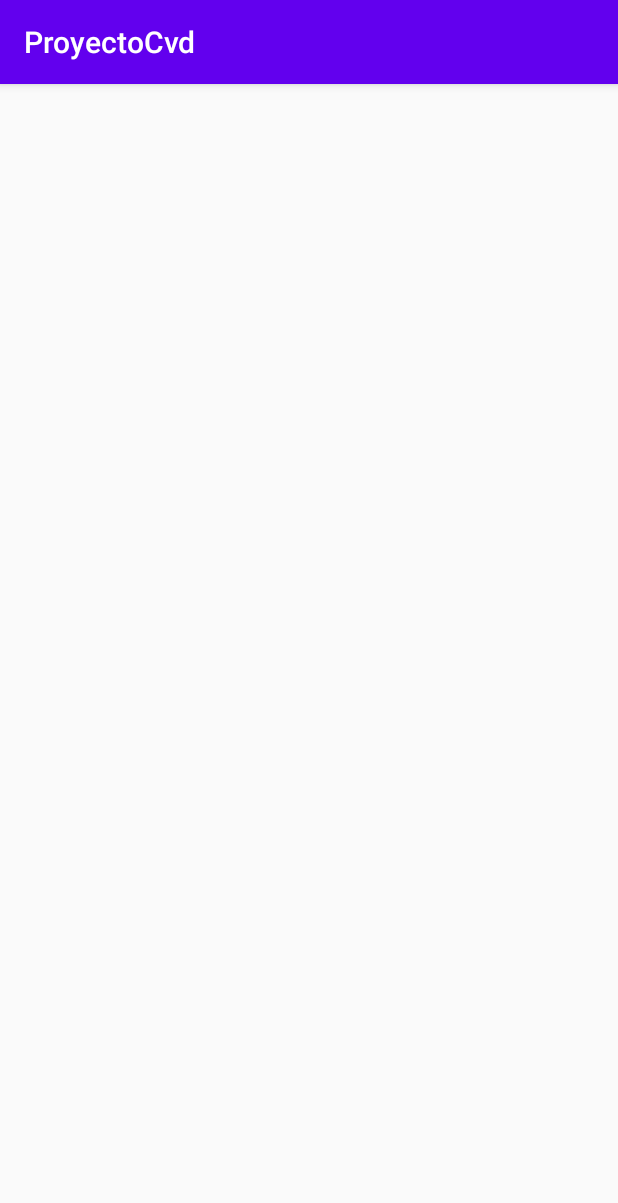
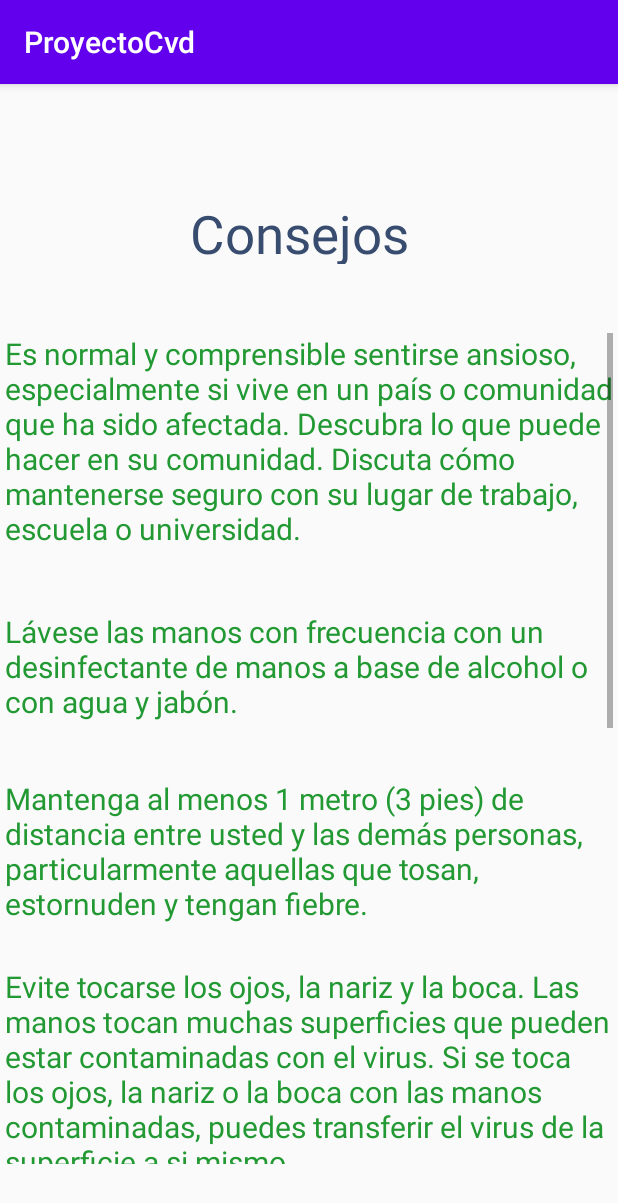
Before and after one commit to DiegoTorrePerez/ProyectoCvd, an Android app: the Consejos screen opened directly, with no data from a screen before it, on a phone screen of 412 x 824 dp. Shown: the top 1203 px of the screen. Run offline under Robolectric (Android 15) with nearby library versions, the phone set to English and light mode, and no system bars.

Commit message:
Se agregó actividad de consejos y se arregló direccionamiento de botones

```diff
--- a/app/src/main/res/layout/activity_act_evaluacion.xml
+++ b/app/src/main/res/layout/activity_act_evaluacion.xml
@@ -7,7 +7,7 @@
     tools:context=".ActEvaluacion">
 
     <ScrollView
-        android:layout_width="389dp"
+        android:layout_width="397dp"
         android:layout_height="712dp"
         app:layout_constraintBottom_toBottomOf="parent"
         app:layout_constraintEnd_toEndOf="parent"
--- a/app/src/main/res/layout/activity_consejos.xml
+++ b/app/src/main/res/layout/activity_consejos.xml
@@ -6,4 +6,79 @@
     android:layout_height="match_parent"
     tools:context=".Consejos">
 
+    <TextView
+        android:id="@+id/textView22"
+        android:layout_width="159dp"
+        android:layout_height="44dp"
+        android:layout_marginTop="76dp"
+        android:text="Consejos"
+        android:textColor="#374C6E"
+        android:textSize="35sp"
+        app:layout_constraintEnd_toEndOf="parent"
+        app:layout_constraintStart_toStartOf="parent"
+        app:layout_constraintTop_toTopOf="parent" />
+
+    <ScrollView
+        android:layout_width="405dp"
+        android:layout_height="554dp"
+        android:layout_marginStart="1dp"
+        android:layout_marginLeft="1dp"
+        android:layout_marginTop="1dp"
+        android:layout_marginBottom="5dp"
+        app:layout_constraintBottom_toBottomOf="parent"
+        app:layout_constraintEnd_toEndOf="parent"
+        app:layout_constraintHorizontal_bias="0.4"
+        app:layout_constraintStart_toStartOf="parent"
+        app:layout_constraintTop_toBottomOf="@+id/textView22"
+        app:layout_constraintVertical_bias="0.509">
+
+        <LinearLayout
+            android:layout_width="match_parent"
+            android:layout_height="wrap_content"
+            android:orientation="vertical">
+
+            <TextView
+                android:id="@+id/textView26"
+                android:layout_width="match_parent"
+                android:layout_height="185dp"
+                android:text="Es normal y comprensible sentirse ansioso, especialmente si vive en un país o comunidad que ha sido afectada. Descubra lo que puede hacer en su comunidad. Discuta cómo mantenerse seguro con su lugar de trabajo, escuela o universidad." />
+
+            <TextView
+                android:id="@+id/textView24"
+                android:layout_width="match_parent"
+                android:layout_height="111dp"
+                android:text="Lávese las manos con frecuencia con un desinfectante de manos a base de alcohol o con agua y jabón." />
+
+            <TextView
+                android:id="@+id/textView25"
+                android:layout_width="match_parent"
+                android:layout_height="125dp"
+                android:text="Mantenga al menos 1 metro (3 pies) de distancia entre usted y las demás personas, particularmente aquellas que tosan, estornuden y tengan fiebre." />
+
+            <TextView
+                android:id="@+id/textView23"
+                android:layout_width="match_parent"
+                android:layout_height="174dp"
+                android:text="Evite tocarse los ojos, la nariz y la boca. Las manos tocan muchas superficies que pueden estar contaminadas con el virus. Si se toca los ojos, la nariz o la boca con las manos contaminadas, puedes transferir el virus de la superficie a si mismo." />
+
+            <TextView
+                android:id="@+id/textView33"
+                android:layout_width="match_parent"
+                android:layout_height="47dp"
+                android:text="QUÉDATEen casa lo máximo posible" />
+
+            <TextView
+                android:id="@+id/textView35"
+                android:layout_width="match_parent"
+                android:layout_height="314dp"
+                android:text="Manténgase al día de la información más reciente sobre el brote de COVID-19, a la que puede acceder en el sitio web de la OMS y a través de las autoridades de salud pública pertinentes a nivel nacional y local. La COVID-19 sigue afectando principalmente a la población de China, aunque se han producido brotes en otros países. La mayoría de las personas que se infectan padecen una enfermedad leve y se recuperan, pero en otros casos puede ser más grave.." />
+
+            <TextView
+                android:id="@+id/textView36"
+                android:layout_width="match_parent"
+                android:layout_height="209dp"
+                android:text="Manténgase informado sobre las últimas novedades en relación con la COVID-19. Siga los consejos de su dispensador de atención de salud, de las autoridades sanitarias pertinentes a nivel nacional y local o de su empleador sobre la forma de protegerse a sí mismo y a los demás ante la COVID-19." />
+
+        </LinearLayout>
+    </ScrollView>
 </androidx.constraintlayout.widget.ConstraintLayout>
--- a/app/src/main/res/layout/activity_llamada_emergencia.xml
+++ b/app/src/main/res/layout/activity_llamada_emergencia.xml
@@ -40,8 +40,8 @@
 
     <TextView
         android:id="@+id/textView8"
-        android:layout_width="wrap_content"
-        android:layout_height="wrap_content"
+        android:layout_width="328dp"
+        android:layout_height="82dp"
         android:layout_marginTop="64dp"
         android:text="Linea de emergencia para casos de ahogo, desmayo o alto riesgo en la salud"
         app:layout_constraintEnd_toEndOf="parent"
```
Also changed, not shown: app/src/main/java/com/test/proyectocvd/MainActivity.java (+1 -1 lines), app/src/main/res/layout/activity_estadistica.xml (+11 -11 lines), app/src/main/res/layout/activity_main.xml (+13 -12 lines).
